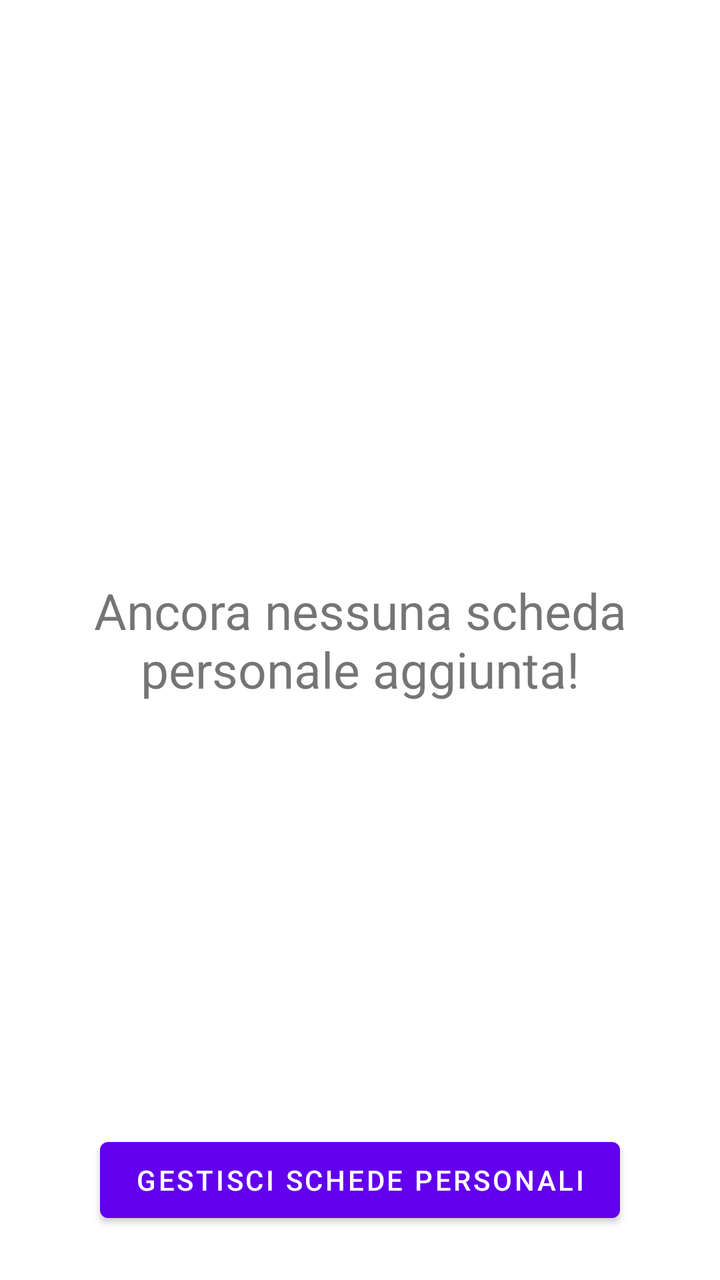
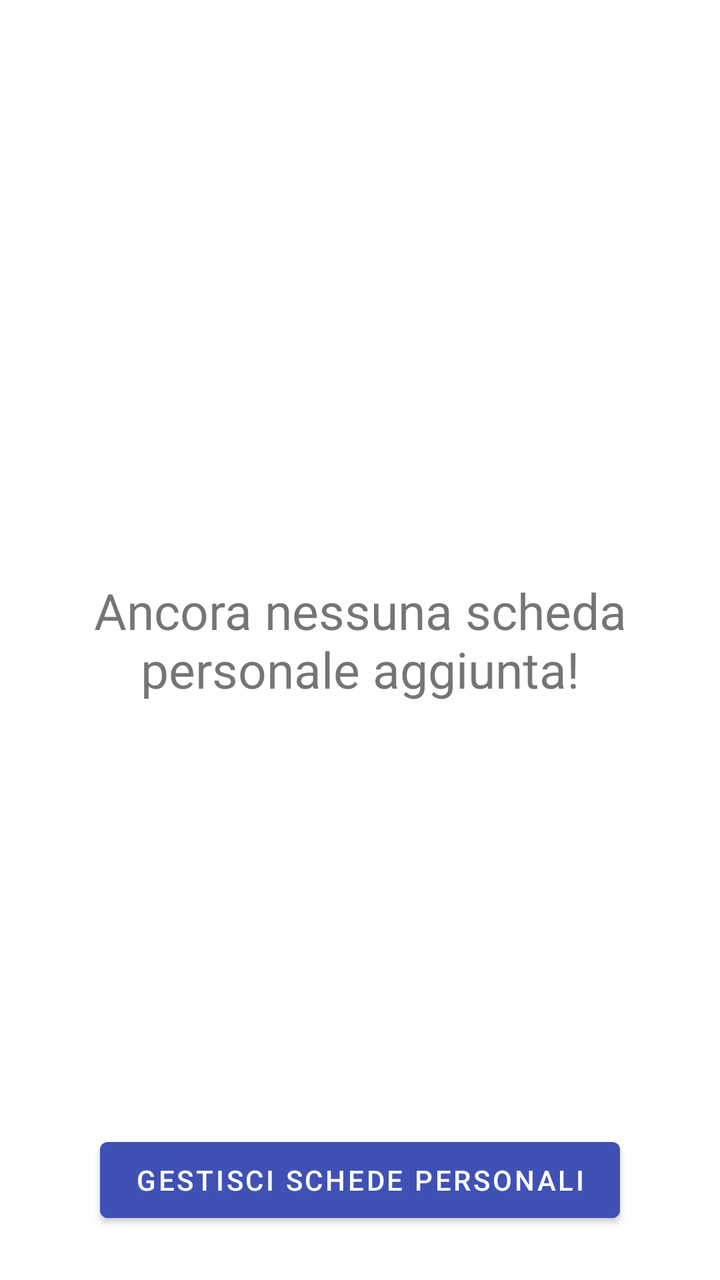

Screens rendered from an Android XML layout before and after an edit, with the pre-edit source and the edit as a unified diff.
<!-- AndroidManifest.xml: application theme Theme.YourCali -->
<!-- res/layout/fragment_personal_workout_plan_selection.xml -->
<?xml version="1.0" encoding="utf-8"?>
<FrameLayout xmlns:android="http://schemas.android.com/apk/res/android"
    xmlns:tools="http://schemas.android.com/tools"
    android:layout_width="match_parent"
    android:layout_height="match_parent"
    tools:context=".PersonalWorkoutPlanSelectionFragment">

    <TextView
        android:id="@+id/emptypersonalworkout"
        android:layout_width="379dp"
        android:layout_height="wrap_content"
        android:layout_gravity="center"
        android:text="Ancora nessuna scheda personale aggiunta!"
        android:textAlignment="center"
        android:textSize="25sp" />

    <LinearLayout
        android:layout_width="match_parent"
        android:layout_height="wrap_content"
        android:orientation="vertical">

        <ScrollView
            android:layout_width="match_parent"
            android:layout_height="518dp">

            <androidx.recyclerview.widget.RecyclerView
                android:id="@+id/personalWorkoutRecycler"
                android:layout_width="match_parent"
                android:layout_height="wrap_content" />

        </ScrollView>

        <Button
            android:id="@+id/createWorkoutPlanButton"
            android:layout_width="50dp"
            android:layout_height="50dp"
            android:layout_alignParentRight="true"
            android:layout_centerVertical="true"
            android:layout_marginLeft="330sp"
            android:layout_marginTop="-50sp"
            android:layout_marginRight="20dp"
            android:autoSizeTextType="uniform"
            android:background="@drawable/roundedbutton"
            android:text="+"
            android:visibility="gone" />

        <Space
            android:layout_width="match_parent"
            android:layout_height="47dp" />

        <Button
            android:id="@+id/cancelManagingWorkoutPlansButton"
            android:layout_width="match_parent"
            android:layout_height="50sp"
            android:layout_marginHorizontal="50sp"
            android:text="Annulla"
            android:visibility="gone" />

        <Button
            android:id="@+id/manageWorkoutPlansButton"
            android:layout_width="match_parent"
            android:layout_height="50sp"
            android:layout_marginHorizontal="50dp"
            android:text="Gestisci schede personali"
            tools:ignore="TouchTargetSizeCheck" />

    </LinearLayout>


</FrameLayout>
<!-- resources referenced by this layout -->
<resources>
  <!-- drawable roundedbutton (drawable) -->
  <?xml version="1.0" encoding="utf-8"?>
  <shape xmlns:android="http://schemas.android.com/apk/res/android"
      android:shape="oval">
      <solid android:color="@color/Cranberry" />
  </shape>
  <style name="Theme.YourCali" parent="Theme.MaterialComponents.DayNight.NoActionBar">
          
          <item name="colorPrimary">@color/purple_500</item>
          <item name="colorPrimaryVariant">@color/purple_700</item>
          <item name="colorOnPrimary">@color/white</item>
          
          <item name="colorSecondary">@color/teal_200</item>
          <item name="colorSecondaryVariant">@color/teal_700</item>
          <item name="colorOnSecondary">@color/black</item>
          
          <item name="android:statusBarColor">@color/DarkCranberry</item>
          
      </style>
  <color name="Cranberry">#9F000F</color>
  <color name="purple_500">#FF6200EE</color>
  <color name="purple_700">#FF3700B3</color>
  <color name="white">#FFFFFFFF</color>
  <color name="teal_200">#FF03DAC5</color>
  <color name="teal_700">#FF018786</color>
  <color name="black">#FF000000</color>
  <color name="DarkCranberry">#FF7A020E</color>
</resources>

<!-- the commit's change to res/layout/fragment_personal_workout_plan_selection.xml (unified diff, before → after) -->
@@ -30,17 +30,16 @@
 
         </ScrollView>
 
-        <Button
+        <ImageButton
             android:id="@+id/createWorkoutPlanButton"
-            android:layout_width="50dp"
-            android:layout_height="50dp"
-            android:layout_alignParentRight="true"
+            android:layout_width="50sp"
+            android:layout_height="50sp"
             android:layout_centerVertical="true"
             android:layout_marginLeft="330sp"
             android:layout_marginTop="-50sp"
-            android:layout_marginRight="20dp"
-            android:autoSizeTextType="uniform"
             android:background="@drawable/roundedbutton"
+            android:backgroundTint="#8BC34A"
+            android:src="@drawable/plus"
             android:text="+"
             android:visibility="gone" />
 
@@ -53,6 +52,7 @@
             android:layout_width="match_parent"
             android:layout_height="50sp"
             android:layout_marginHorizontal="50sp"
+            android:backgroundTint="@color/Cranberry"
             android:text="Annulla"
             android:visibility="gone" />
 
@@ -61,6 +61,7 @@
             android:layout_width="match_parent"
             android:layout_height="50sp"
             android:layout_marginHorizontal="50dp"
+            android:backgroundTint="#3F51B5"
             android:text="Gestisci schede personali"
             tools:ignore="TouchTargetSizeCheck" />
 
<!-- resource entries referenced after the edit -->
@@ -19,7 +19,20 @@
           <item name="android:statusBarColor">@color/DarkCranberry</item>
           
       </style>
+  <!-- drawable pulsantepiu: png bitmap (drawable, 2782 bytes) -->
   <color name="Cranberry">#9F000F</color>
+  <!-- drawable plus (drawable) -->
+  <?xml version="1.0" encoding="utf-8"?>
+  <layer-list xmlns:android="http://schemas.android.com/apk/res/android">
+  
+      <item
+          android:id="@+id/half_overlay"
+          android:drawable="@drawable/pulsantepiu"
+          android:width="40dp"
+          android:height="40dp"
+          />
+  
+  </layer-list>
   <color name="purple_500">#FF6200EE</color>
   <color name="purple_700">#FF3700B3</color>
   <color name="white">#FFFFFFFF</color>
